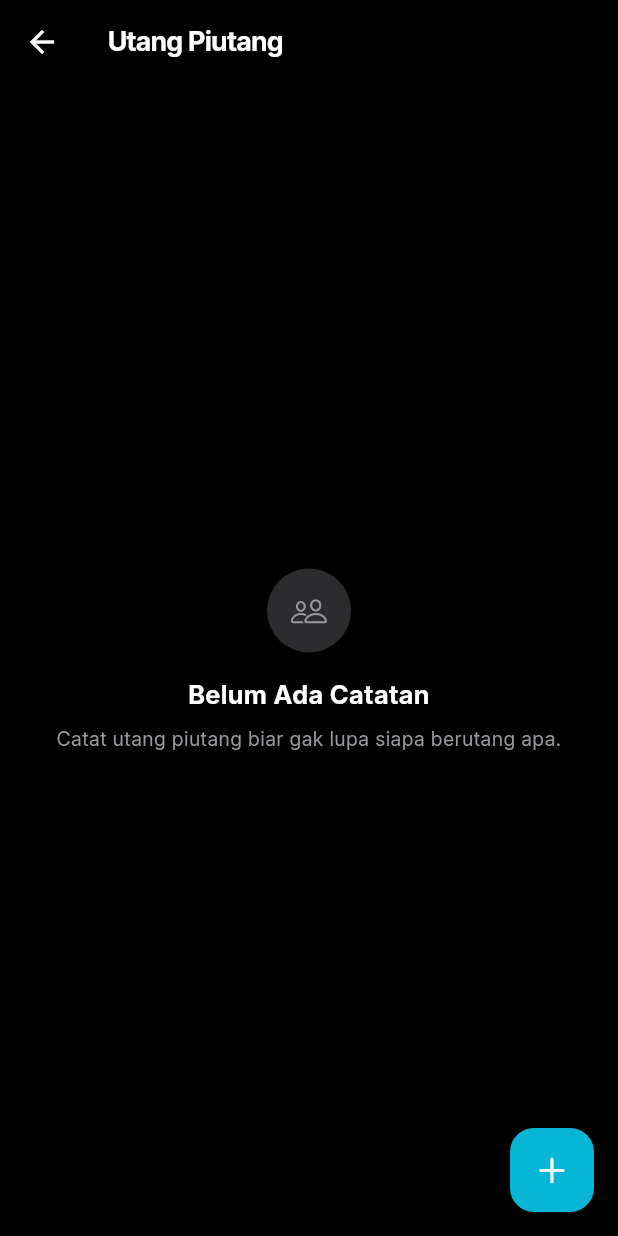
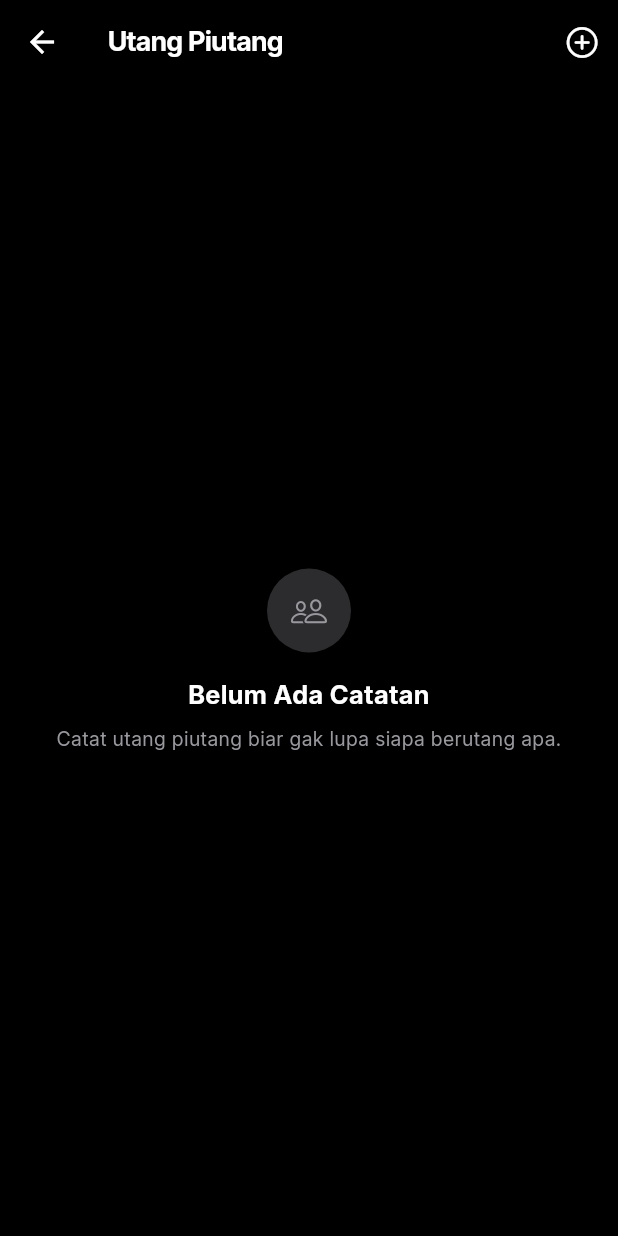
Before and after one commit to Alif-Fikri/asoyy, a Flutter app: the DebtPage screen opened directly, on a phone screen of 412 x 824 dp. Run offline on Flutter 3.47's test engine with Material 3 defaults, Android fonts, the phone set to English and light mode, and no system bars; our stand-ins replace equatable, file_picker, fl_chart, flutter_bloc, flutter_local_notifications, flutter_timezone and 7 more; missing offline and left inert: alarm, home_widget; accounts and stored records are empty; network calls fail; statements that could not run were skipped.

Commit message:
refactor: move add-bill/add-debt buttons from FAB to AppBar
Match the pattern used by every other feature (Alarm, Finance, etc.)
instead of using a floating action button.

```diff
--- a/lib/features/debt/presentation/pages/debt_page.dart
+++ b/lib/features/debt/presentation/pages/debt_page.dart
@@ -1,7 +1,6 @@
 import 'package:flutter/cupertino.dart';
 import 'package:flutter/material.dart';
 import 'package:flutter_bloc/flutter_bloc.dart';
-import '../../../../core/constants/app_colors.dart';
 import '../../../../core/l10n/app_localizations.dart';
 import '../../../../core/theme/app_color_theme.dart';
 import '../../../../core/theme/design_tokens.dart';
@@ -46,7 +45,16 @@ class DebtPage extends StatelessWidget {
 
     return Scaffold(
       backgroundColor: c.background,
-      appBar: NexusAppBar(title: s.debt_title),
+      appBar: NexusAppBar(
+        title: s.debt_title,
+        extraActions: [
+          IconButton(
+            icon: const Icon(CupertinoIcons.add_circled),
+            onPressed: () => _openForm(context),
+            tooltip: s.debt_new,
+          ),
+        ],
+      ),
       body: SafeArea(
         child: BlocConsumer<DebtBloc, DebtState>(
           listener: (context, state) {
@@ -87,11 +95,6 @@ class DebtPage extends StatelessWidget {
           },
         ),
       ),
-      floatingActionButton: FloatingActionButton(
-        backgroundColor: AppColors.debtColor,
-        onPressed: () => _openForm(context),
-        child: const Icon(CupertinoIcons.add, color: Colors.white),
-      ),
     );
   }
 }
```
Also changed, not shown: lib/features/split_bill/presentation/pages/split_bill_page.dart (+10 -7 lines).
